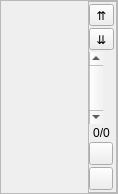
The window that src/datawidgetinterface.ui (IoeCmcomc/MCDatapacker) describes before a commit, drawn with Qt 5.
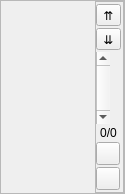
The same window after the commit. Icons and pictures are not drawn.

```diff
--- a/src/datawidgetinterface.ui
+++ b/src/datawidgetinterface.ui
@@ -6,7 +6,7 @@
    <rect>
     <x>0</x>
     <y>0</y>
-    <width>118</width>
+    <width>125</width>
     <height>194</height>
    </rect>
   </property>
@@ -49,12 +49,15 @@
      <property name="widgetResizable">
       <bool>true</bool>
      </property>
+     <property name="alignment">
+      <set>Qt::AlignLeading|Qt::AlignLeft|Qt::AlignTop</set>
+     </property>
      <widget class="QWidget" name="scrollAreaWidgetContents">
       <property name="geometry">
        <rect>
         <x>0</x>
         <y>0</y>
-        <width>78</width>
+        <width>85</width>
         <height>192</height>
        </rect>
       </property>
```
